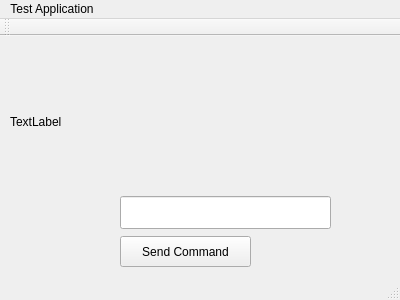
Before: the Qt Designer form mainwindow.ui in GeorgeIoak/QtSerialPort, drawn with Qt 5.
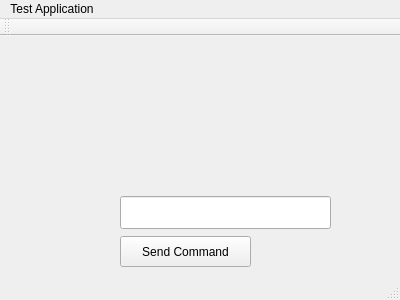
After: the same form once the commit is applied.

Commit message: Cleaned up variable names. Added port check. Modified read data to read a line of data

Diff of the .ui file:
```diff
--- a/mainwindow.ui
+++ b/mainwindow.ui
@@ -37,7 +37,7 @@
      </rect>
     </property>
     <property name="text">
-     <string>TextLabel</string>
+     <string/>
     </property>
    </widget>
    <widget class="QLineEdit" name="lineEdit">
```
Left out of the diff: 6 changed lines with no effect on the pictures. The commit also changes 2 other files.
